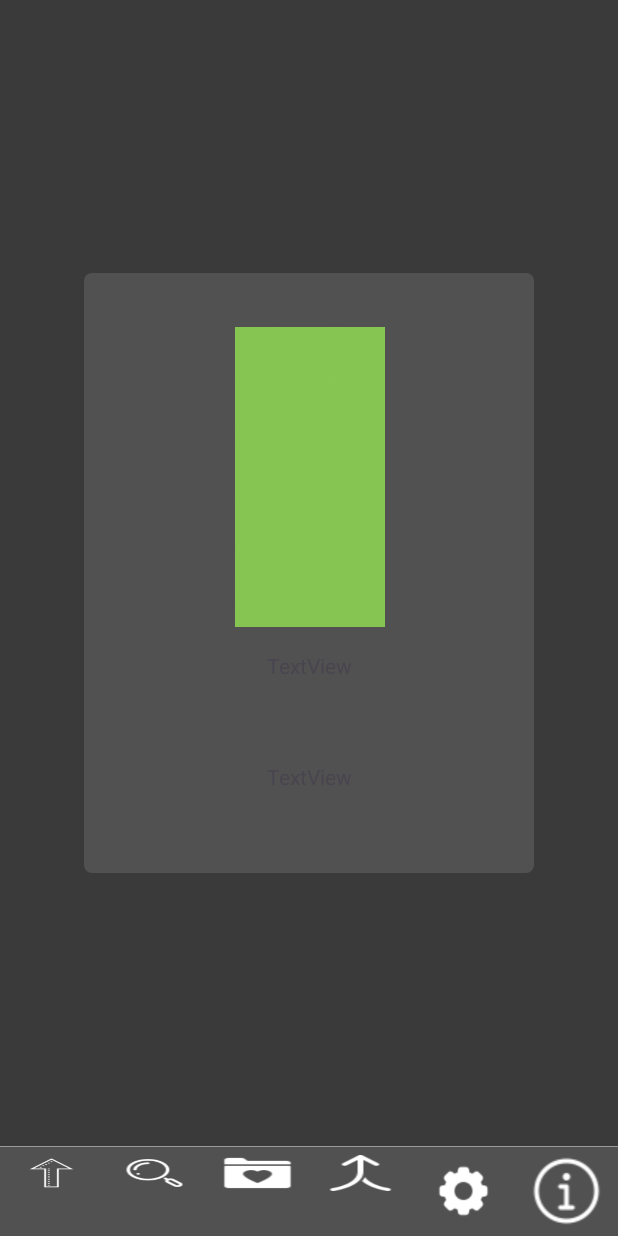
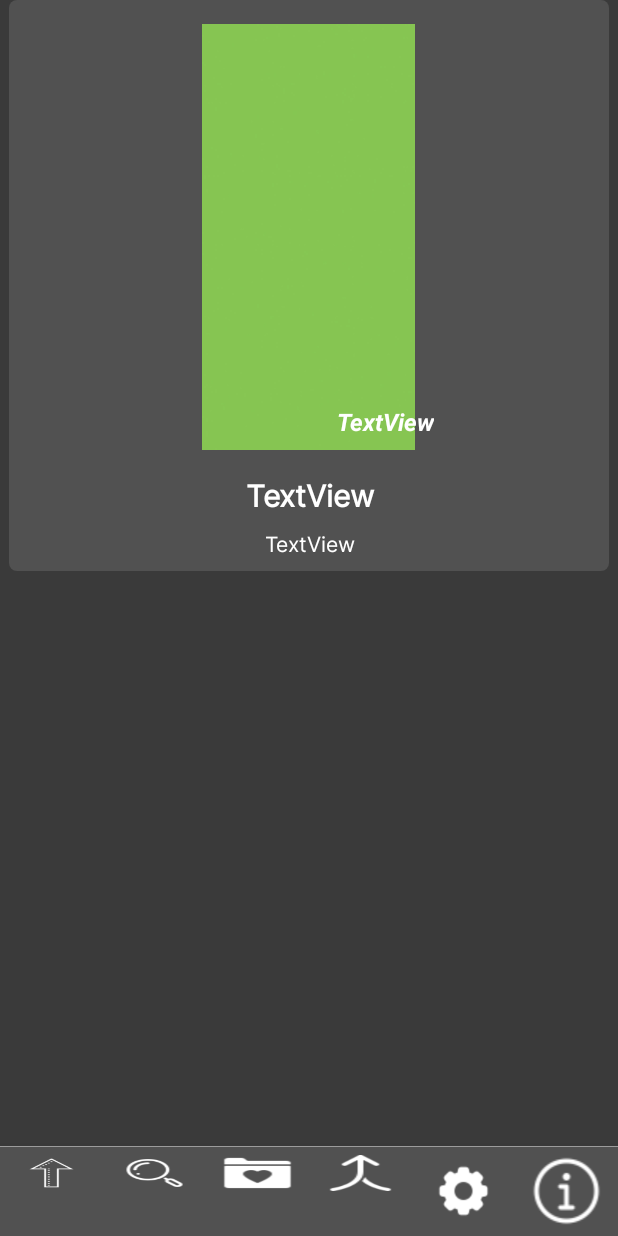
Before and after one commit to RecoNike/FilMaster, an Android app: the screen it shows after launch (MainActivity), after a tap on an icon or button, on a phone screen of 412 x 824 dp. Run offline under Robolectric (Android 15) with nearby library versions, the phone set to English and light mode, and no system bars; our stand-ins replace Volley; network calls fail; pictures from the network do not load; 3 other taps on this screen came first.

```diff
--- a/app/src/main/java/com/recon/filmaster/Fragments/MatchFragment.kt
+++ b/app/src/main/java/com/recon/filmaster/Fragments/MatchFragment.kt
@@ -5,16 +5,32 @@ import android.os.Bundle
 import android.view.LayoutInflater
 import android.view.View
 import android.view.ViewGroup
-import android.widget.LinearLayout
+import android.widget.ImageView
+import android.widget.ScrollView
+import android.widget.TextView
 import android.widget.Toast
 import androidx.fragment.app.Fragment
+import com.bumptech.glide.Glide
 import com.recon.filmaster.R
+import com.recon.filmaster.Utils.MovieModel
 import com.recon.filmaster.Utils.OnSwipeTouchListener
+import com.recon.filmaster.Utils.VolleyRequest
+import kotlinx.coroutines.CoroutineScope
+import kotlinx.coroutines.Dispatchers
+import kotlinx.coroutines.launch
+import org.json.JSONObject
 
 
 class MatchFragment : Fragment() {
 
-    private lateinit var card: LinearLayout
+    private lateinit var card: ScrollView
+    lateinit var nameTv: TextView
+    lateinit var descTv: TextView
+    lateinit var imgHolder: ImageView
+    lateinit var filmRatingTv: TextView
+    var urlPage: Int = 1
+    private lateinit var movies: List<MovieModel>
+    private var currentIndex: Int = 0
 
     override fun onCreate(savedInstanceState: Bundle?) {
         super.onCreate(savedInstanceState)
@@ -32,29 +48,104 @@ class MatchFragment : Fragment() {
     @SuppressLint("ClickableViewAccessibility")
     override fun onViewCreated(view: View, savedInstanceState: Bundle?) {
         super.onViewCreated(view, savedInstanceState)
-        card = view.findViewById(R.id.card)
+        card = view.findViewById(R.id.mainLayout)
+        nameTv = view.findViewById(R.id.filmNameTV)
+        descTv = view.findViewById(R.id.filmDescTV)
+        imgHolder = view.findViewById(R.id.imageView3)
+        filmRatingTv = view.findViewById(R.id.filmRatingTv)
+        loadMovies()
 
         card.setOnTouchListener(object : OnSwipeTouchListener(this.requireContext()) {
             @SuppressLint("ClickableViewAccessibility")
             override fun onSwipeLeft() {
                 super.onSwipeLeft()
-                Toast.makeText(
-                    requireContext(), "Swipe Left gesture detected",
-                    Toast.LENGTH_SHORT
-                )
-                    .show()
+                currentIndex++
+                showNextMovie()
+//                Toast.makeText(
+//                    requireContext(), "Swipe Left gesture detected",
+//                    Toast.LENGTH_SHORT
+//                )
+//                    .show()
             }
 
             override fun onSwipeRight() {
                 super.onSwipeRight()
-                Toast.makeText(
-                    requireContext(),
-                    "Swipe Right gesture detected",
-                    Toast.LENGTH_SHORT
-                ).show()
+                currentIndex++
+                showNextMovie()
+//                Toast.makeText(
+//                    requireContext(),
+//                    "Swipe Right gesture detected",
+//                    Toast.LENGTH_SHORT
+//                ).show()
             }
         })
 
     }
 
+    private fun loadMovies() {
+        val tmdbUrl = "https://api.themoviedb.org/3/movie/popular?api_key=8204c5848f17f707ac20296bc8c89207&language=ru&page=$urlPage"
+        val volleyRequest = VolleyRequest(requireContext())
+
+        CoroutineScope(Dispatchers.Main).launch {
+            try {
+                val response = volleyRequest.getJsonFromUrl(tmdbUrl)
+                val movies = parseMovies(response)
+                this@MatchFragment.movies = movies
+                showNextMovie()
+            } catch (e: Exception) {
+                e.printStackTrace()
+                // Handle error
+            }
+        }
+    }
+
+    private fun parseMovies(response: JSONObject): List<MovieModel> {
+        val movies = mutableListOf<MovieModel>()
+        val resultsArray = response.getJSONArray("results")
+
+        for (i in 0 until resultsArray.length()) {
+            val movieObject = resultsArray.getJSONObject(i)
+            val id = movieObject.getInt("id")
+            val title = movieObject.getString("title")
+            val description = movieObject.getString("overview")
+            val genreIdsArray = movieObject.getJSONArray("genre_ids")
+            val genreIds = mutableListOf<Int>()
+            for (j in 0 until genreIdsArray.length()) {
+                genreIds.add(genreIdsArray.getInt(j))
+            }
+            val releaseYear = movieObject.getString("release_date").substring(0, 4)
+            val rating = movieObject.getDouble("vote_average")
+            val posterPath = "https://image.tmdb.org/t/p/w500${movieObject.getString("poster_path")}"
+
+            val movie = MovieModel(id, title, genreIds, releaseYear, rating, posterPath, description)
+            movies.add(movie)
+        }
+
+        return movies
+    }
+
+    private fun showNextMovie() {
+        if (currentIndex < movies.size) {
+            val movie = movies[currentIndex]
+            nameTv.text = movie.title
+            filmRatingTv.text = movie.rating.toString()
+            if(movie.description != ""){
+                descTv.text = movie.description
+            } else {
+                descTv.text = "* Нет Описания *"
+            }
+
+            Glide.with(requireContext())
+                .load(movie.posterPath)
+                .placeholder(R.drawable.film_placeholder)
+                .into(imgHolder)
+
+        } else {
+            urlPage++
+            currentIndex = 0
+            loadMovies()
+            Toast.makeText(requireContext(), "Page : $urlPage", Toast.LENGTH_SHORT).show()
+        }
+    }
+
 }
--- a/app/src/main/res/layout/fragment_match.xml
+++ b/app/src/main/res/layout/fragment_match.xml
@@ -6,11 +6,10 @@
     android:layout_height="match_parent"
     tools:context=".Fragments.MatchFragment">
 
-    <androidx.constraintlayout.widget.ConstraintLayout
-        android:id="@+id/card"
-        android:layout_width="300dp"
-        android:layout_height="400dp"
-        android:background="@drawable/mini_film_bg"
+    <ScrollView
+        android:id="@+id/mainLayout"
+        android:layout_width="match_parent"
+        android:layout_height="match_parent"
         app:layout_constraintBottom_toBottomOf="parent"
         app:layout_constraintEnd_toEndOf="parent"
         app:layout_constraintHorizontal_bias="0.5"
@@ -18,34 +17,73 @@
         app:layout_constraintTop_toTopOf="parent"
         app:layout_constraintVertical_bias="0.5">
 
-        <ImageView
-            android:id="@+id/filmImage"
-            android:layout_width="150dp"
-            android:layout_height="200dp"
-            android:layout_marginTop="36dp"
-            android:src="@drawable/film_placeholder"
-            app:layout_constraintEnd_toEndOf="parent"
-            app:layout_constraintStart_toStartOf="parent"
-            app:layout_constraintTop_toTopOf="parent" />
+        <LinearLayout
+            android:id="@+id/card"
+            android:layout_width="400dp"
+            android:layout_height="wrap_content"
+            android:layout_gravity="center_horizontal"
+            android:background="@drawable/mini_film_bg"
+            android:gravity="center_horizontal"
+            android:orientation="vertical">
+
+            <androidx.constraintlayout.widget.ConstraintLayout
+                android:layout_width="215dp"
+                android:layout_height="300dp">
 
                 <TextView
-            android:id="@+id/name"
+                    android:id="@+id/filmRatingTv"
                     android:layout_width="wrap_content"
                     android:layout_height="wrap_content"
-            android:layout_marginTop="16dp"
+                    android:layout_marginEnd="8dp"
+                    android:layout_marginBottom="8dp"
+                    android:elevation="5dp"
+                    android:paddingEnd="16dp"
                     android:text="TextView"
-            app:layout_constraintEnd_toEndOf="@+id/filmImage"
-            app:layout_constraintStart_toStartOf="@+id/filmImage"
-            app:layout_constraintTop_toBottomOf="@+id/filmImage" />
+                    android:textColor="@color/white"
+                    android:textSize="16sp"
+                    android:textStyle="bold|italic"
+                    app:layout_constraintBottom_toBottomOf="@+id/imageView3"
+                    app:layout_constraintEnd_toEndOf="@+id/imageView3" />
+
+                <ImageView
+                    android:id="@+id/imageView3"
+                    android:layout_width="0dp"
+                    android:layout_height="0dp"
+                    android:paddingTop="16dp"
+                    android:src="@drawable/film_placeholder"
+                    app:layout_constraintBottom_toBottomOf="parent"
+                    app:layout_constraintEnd_toEndOf="parent"
+                    app:layout_constraintHorizontal_bias="0.0"
+                    app:layout_constraintStart_toStartOf="parent"
+                    app:layout_constraintTop_toTopOf="parent"
+                    app:layout_constraintVertical_bias="0.0" />
+            </androidx.constraintlayout.widget.ConstraintLayout>
 
             <TextView
-            android:id="@+id/desc"
-            android:layout_width="wrap_content"
+                android:id="@+id/filmNameTV"
+                android:layout_width="match_parent"
                 android:layout_height="wrap_content"
+                android:fontFamily="@font/inter"
+                android:gravity="center_horizontal"
+                android:paddingTop="16dp"
                 android:text="TextView"
-            app:layout_constraintBottom_toBottomOf="parent"
-            app:layout_constraintEnd_toEndOf="parent"
-            app:layout_constraintStart_toStartOf="parent"
-            app:layout_constraintTop_toBottomOf="@+id/name" />
+                android:textColor="@color/white"
+                android:textSize="20sp"
+                android:textStyle="bold" />
+
+            <TextView
+                android:id="@+id/filmDescTV"
+                android:layout_width="match_parent"
+                android:layout_height="wrap_content"
+                android:fontFamily="@font/inter"
+                android:gravity="center_horizontal"
+                android:paddingHorizontal="8dp"
+                android:paddingVertical="8dp"
+                android:text="TextView"
+                android:textColor="@color/white"
+                android:textSize="14sp" />
+
+        </LinearLayout>
+    </ScrollView>
+
 </androidx.constraintlayout.widget.ConstraintLayout>
-</androidx.constraintlayout.widget.ConstraintLayout>
```
Lines whose indentation alone changed are shown as unchanged.
